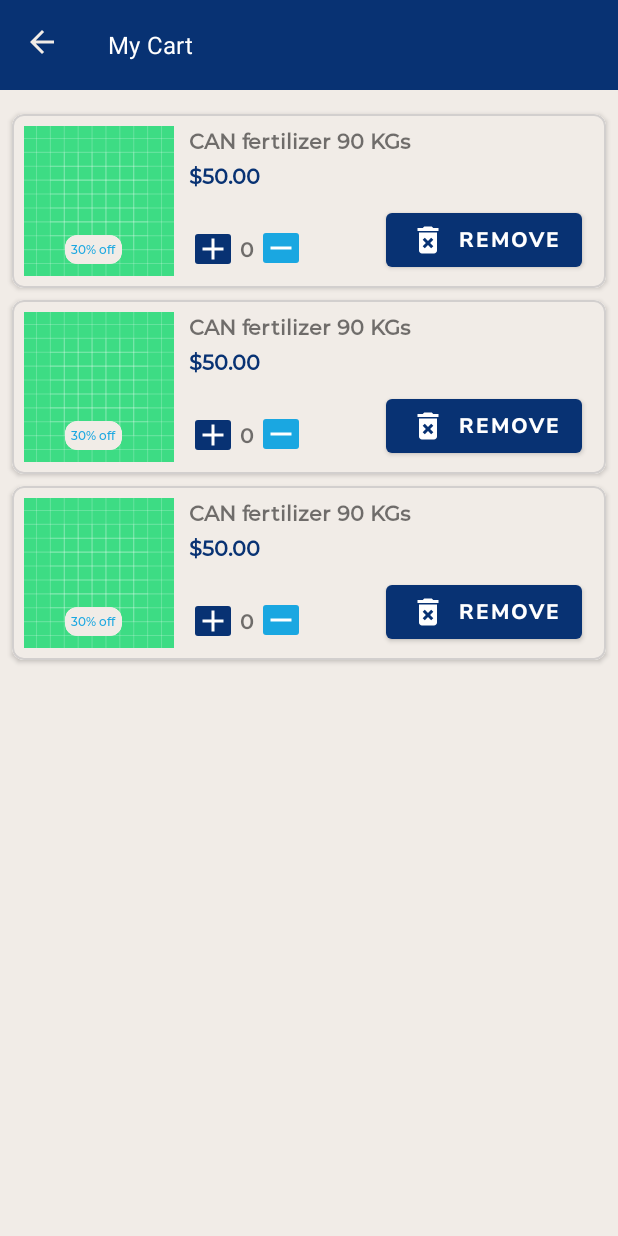
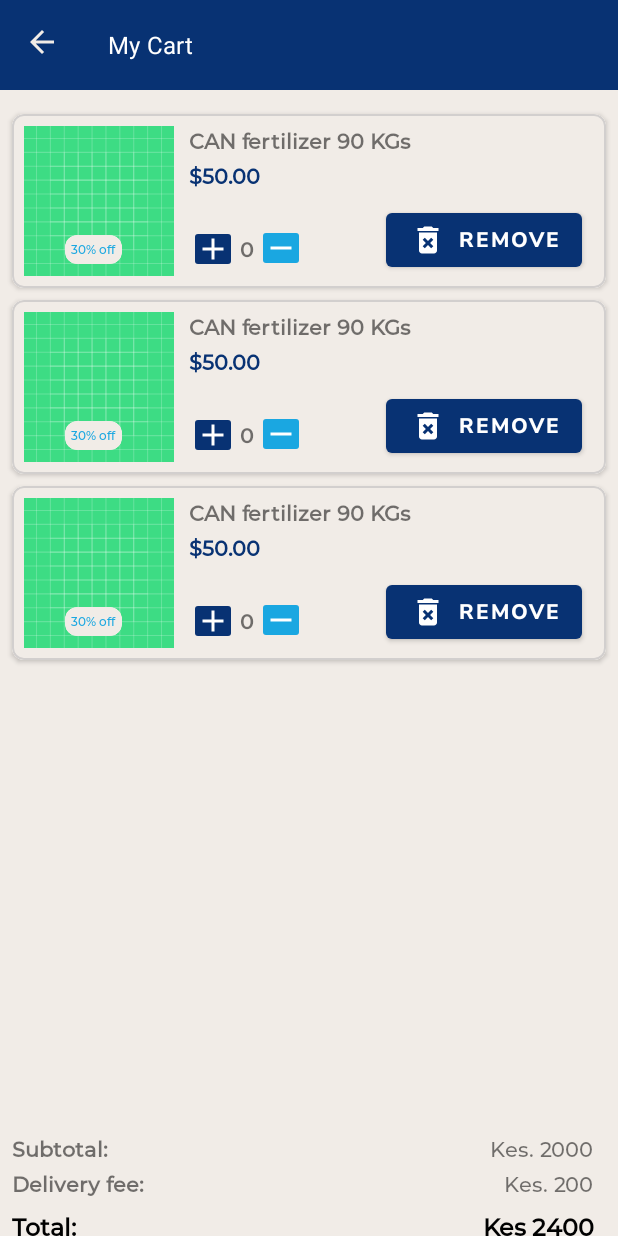
Before and after one commit to MuindiStephen/Agri-Sasa, an Android app: the layout fragment_my_cart_agro_dealer_inputs.xml on its own in the app's theme, with its tools: preview values and no code run, on a phone screen of 412 x 824 dp. Run offline under Robolectric (Android 15) with nearby library versions, the phone set to English and light mode, and no system bars.

Commit message:
cart checkout

```diff
--- a/app/src/main/res/layout/fragment_my_cart_agro_dealer_inputs.xml
+++ b/app/src/main/res/layout/fragment_my_cart_agro_dealer_inputs.xml
@@ -30,6 +30,7 @@
         app:subtitleTextColor="@color/whitish" />
 
     <androidx.recyclerview.widget.RecyclerView
+        android:id="@+id/recyclerView4"
         android:layout_width="match_parent"
         android:layout_height="0dp"
         android:layout_marginTop="8dp"
@@ -37,7 +38,96 @@
         app:layout_constraintBottom_toBottomOf="parent"
         app:layout_constraintEnd_toEndOf="parent"
         app:layout_constraintStart_toStartOf="parent"
-        tools:listitem="@layout/item_deal_agrodealer"
-        app:layout_constraintTop_toBottomOf="@+id/toolbarMyCart" />
+        app:layout_constraintTop_toBottomOf="@+id/toolbarMyCart"
+        tools:listitem="@layout/item_deal_agrodealer" />
+
+    <TextView
+        android:id="@+id/textView96"
+        android:layout_width="wrap_content"
+        android:layout_height="wrap_content"
+        android:layout_marginStart="8dp"
+        android:layout_marginTop="32dp"
+        android:fontFamily="@font/montserrat_medium"
+        android:text="Subtotal:"
+        android:textSize="@dimen/_14sp_text_size"
+        android:textStyle="bold"
+        app:layout_constraintStart_toStartOf="parent"
+        app:layout_constraintTop_toBottomOf="@+id/recyclerView4" />
+
+    <TextView
+        android:id="@+id/textViewSubTotal"
+        android:layout_width="wrap_content"
+        android:layout_height="wrap_content"
+        android:layout_marginEnd="16dp"
+        android:fontFamily="@font/montserrat_medium"
+        android:text="Kes. 2000"
+        android:textSize="@dimen/_14sp_text_size"
+        app:layout_constraintBottom_toBottomOf="@+id/textView96"
+        app:layout_constraintEnd_toEndOf="parent"
+        app:layout_constraintTop_toTopOf="@+id/textView96"
+        app:layout_constraintVertical_bias="1.0" />
+
+    <TextView
+        android:id="@+id/textView136"
+        android:layout_width="wrap_content"
+        android:layout_height="wrap_content"
+        android:layout_marginTop="4dp"
+        android:fontFamily="@font/montserrat_medium"
+        android:text="Delivery fee:"
+        android:textSize="@dimen/_14sp_text_size"
+        android:textStyle="bold"
+        app:layout_constraintStart_toStartOf="@+id/textView96"
+        app:layout_constraintTop_toBottomOf="@+id/textView96" />
+
+    <TextView
+        android:id="@+id/textView137"
+        android:layout_width="wrap_content"
+        android:layout_height="wrap_content"
+        android:layout_marginTop="@dimen/_4dp"
+        android:layout_marginEnd="16dp"
+        android:fontFamily="@font/montserrat_medium"
+        android:text="Kes. 200"
+        app:layout_constraintBottom_toBottomOf="@+id/textView136"
+        app:layout_constraintEnd_toEndOf="parent"
+        app:layout_constraintTop_toBottomOf="@+id/textView96" />
+
+    <TextView
+        android:id="@+id/textView138"
+        android:layout_width="wrap_content"
+        android:layout_height="wrap_content"
+        android:layout_marginTop="8dp"
+        android:text="Total:"
+        android:fontFamily="@font/montserrat_medium"
+        android:textSize="@dimen/_16sp"
+        android:textStyle="bold"
+        android:textColor="@color/black"
+        app:layout_constraintStart_toStartOf="@+id/textView136"
+        app:layout_constraintTop_toBottomOf="@+id/textView136" />
+
+    <TextView
+        android:id="@+id/textView139"
+        android:layout_width="wrap_content"
+        android:layout_height="wrap_content"
+        android:layout_marginTop="8dp"
+        android:text="Kes 2400"
+        android:textStyle="bold"
+        android:fontFamily="@font/montserrat_medium"
+        android:textColor="@color/black"
+        android:textSize="@dimen/_16sp_text_size"
+        app:layout_constraintEnd_toEndOf="@+id/textView137"
+        app:layout_constraintTop_toBottomOf="@+id/textView137" />
+
+    <Button
+        android:id="@+id/buttonCheckoutCartItems"
+        android:layout_width="match_parent"
+        android:layout_height="60dp"
+        android:layout_marginTop="32dp"
+        android:text="Checkout"
+        android:layout_margin="8dp"
+        android:textAllCaps="false"
+        android:fontFamily="@font/montserrat_medium"
+        app:layout_constraintEnd_toEndOf="parent"
+        app:layout_constraintStart_toStartOf="parent"
+        app:layout_constraintTop_toBottomOf="@+id/textView138" />
 </androidx.constraintlayout.widget.ConstraintLayout>
 </androidx.core.widget.NestedScrollView>
```
